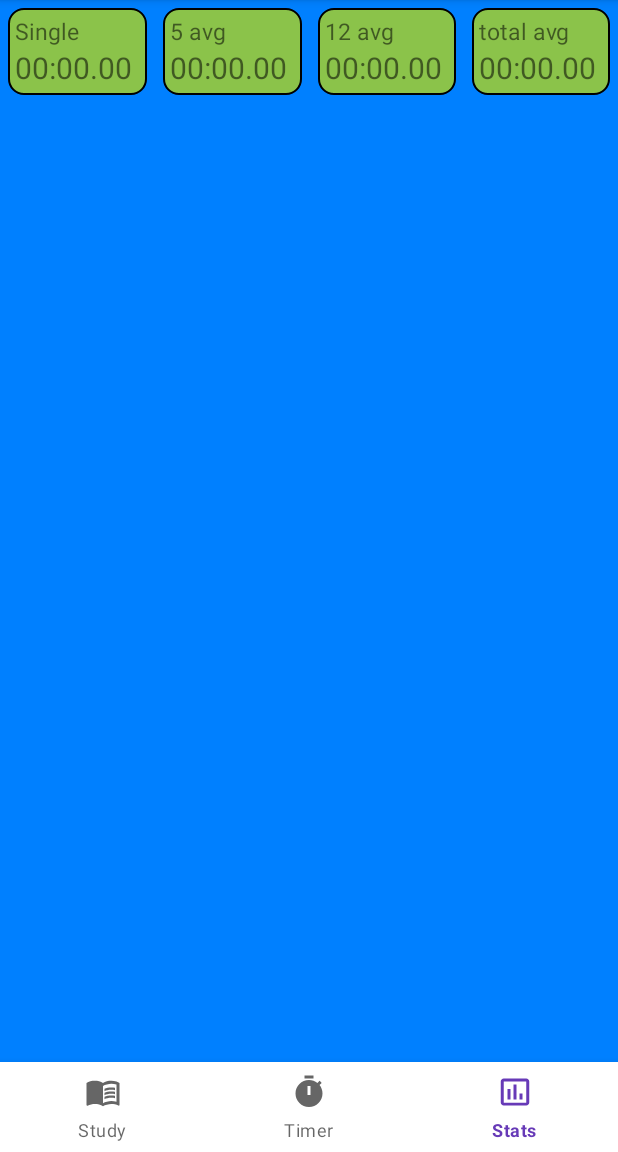
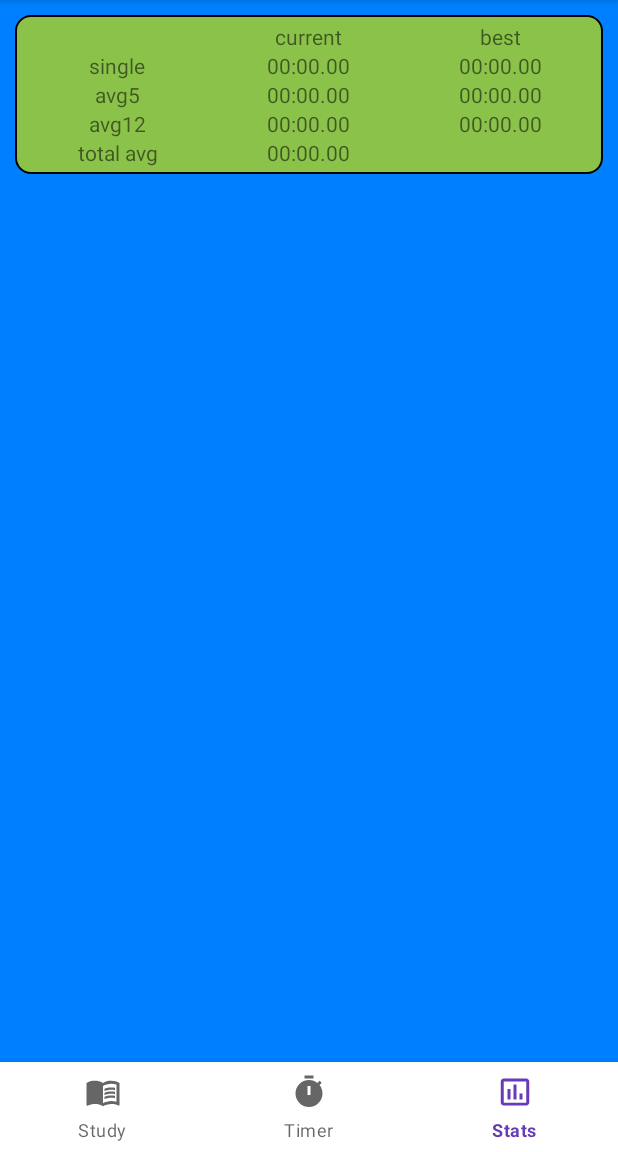
Before and after one commit to HarelPolak/BagrutProject, an Android app: the screen it shows after launch (MainActivity), item 3 of the bottom bar chosen, on a phone screen of 412 x 824 dp, the part 84-1236 px from its top. Run offline under Robolectric (Android 15) with nearby library versions, the phone set to English and light mode, and no system bars; 3 statements that could not run were skipped.

Commit message:
table kinda working

```diff
--- a/app/src/main/java/com/example/bagrutproject/Solve.java
+++ b/app/src/main/java/com/example/bagrutproject/Solve.java
@@ -88,7 +88,7 @@ public class Solve {
     }
 
     public long getPenaltyTime(){
-        if(penalty == 1)
+        if (penalty == 1)
             return time + 2000;
         return time;
     }
--- a/app/src/main/java/com/example/bagrutproject/SolveHelper.java
+++ b/app/src/main/java/com/example/bagrutproject/SolveHelper.java
@@ -22,16 +22,15 @@ public class SolveHelper extends SQLiteOpenHelper {
     public static final String COLUMN_SCRAMBLE = "scramble";
     public static final String COLUMN_COMMENT = "comment";
     public static final String COLUMN_DATE = "date";
-    public static final String COLUMN_PENALTY_TIME = "penaltyTime";
 
     String[] allColumns = {SolveHelper.COLUMN_ID, SolveHelper.COLUMN_TYPE, SolveHelper.COLUMN_PENALTY,
-            SolveHelper.COLUMN_TIME, SolveHelper.COLUMN_SCRAMBLE, SolveHelper.COLUMN_COMMENT, SolveHelper.COLUMN_DATE, SolveHelper.COLUMN_PENALTY_TIME};
+            SolveHelper.COLUMN_TIME, SolveHelper.COLUMN_SCRAMBLE, SolveHelper.COLUMN_COMMENT, SolveHelper.COLUMN_DATE};
 
     SQLiteDatabase database;
 
     private static final String CREATE_TABLE_SOLVE = "CREATE TABLE IF NOT EXISTS " +
             TABLE_SOLVE + "(" + COLUMN_ID + " INTEGER PRIMARY KEY AUTOINCREMENT," + COLUMN_TYPE + " INTEGER," + COLUMN_PENALTY + " INTEGER," + COLUMN_TIME + " REAL," + COLUMN_SCRAMBLE + " VARCHAR,"
-            + COLUMN_COMMENT + " VARCHAR," + COLUMN_DATE + " VARCHAR," + COLUMN_PENALTY_TIME + " INTEGER " + ");";
+            + COLUMN_COMMENT + " VARCHAR," + COLUMN_DATE + " VARCHAR," + ");";
 
 
     public SolveHelper(Context context) {
@@ -62,7 +61,6 @@ public class SolveHelper extends SQLiteOpenHelper {
         values.put(SolveHelper.COLUMN_SCRAMBLE, s.getScramble());
         values.put(SolveHelper.COLUMN_COMMENT, s.getComment());
         values.put(SolveHelper.COLUMN_DATE, s.getDate());
-        values.put(SolveHelper.COLUMN_PENALTY_TIME, s.getPenaltyTime());
 
         long insertId = database.insert(SolveHelper.TABLE_SOLVE, null, values);
         s.setSolveId(insertId);
@@ -82,7 +80,6 @@ public class SolveHelper extends SQLiteOpenHelper {
         values.put(SolveHelper.COLUMN_SCRAMBLE, s.getScramble());
         values.put(SolveHelper.COLUMN_COMMENT, s.getComment());
         values.put(SolveHelper.COLUMN_DATE, s.getDate());
-        values.put(SolveHelper.COLUMN_PENALTY_TIME, s.getPenaltyTime());
         return database.update(SolveHelper.TABLE_SOLVE, values, SolveHelper.COLUMN_ID + "=" + s.getSolveId(), null);
     }
 
@@ -128,41 +125,4 @@ public class SolveHelper extends SQLiteOpenHelper {
         }
         return solves;
     }
-
-
-
-    public Solve getBestSolve(int cubeType) {
-        String selection = SolveHelper.COLUMN_TYPE + " = " + cubeType + " AND " + SolveHelper.COLUMN_PENALTY + " != 2";
-        String orderBy = SolveHelper.COLUMN_PENALTY_TIME + " ASC";
-        Cursor cursor = database.query(SolveHelper.TABLE_SOLVE, allColumns, selection, null, null, null, orderBy);
-        if (cursor.getCount() > 0) {
-            cursor.moveToFirst();
-            long id = cursor.getLong(cursor.getColumnIndexOrThrow(SolveHelper.COLUMN_ID));
-            int type = cursor.getInt(cursor.getColumnIndexOrThrow(SolveHelper.COLUMN_TYPE));
-            int penalty = cursor.getInt(cursor.getColumnIndexOrThrow(SolveHelper.COLUMN_PENALTY));
-            long time = cursor.getLong(cursor.getColumnIndexOrThrow(SolveHelper.COLUMN_TIME));
-            String scramble = cursor.getString(cursor.getColumnIndexOrThrow(SolveHelper.COLUMN_SCRAMBLE));
-            String comment = cursor.getString(cursor.getColumnIndexOrThrow(SolveHelper.COLUMN_COMMENT));
-            String date = cursor.getString(cursor.getColumnIndexOrThrow(SolveHelper.COLUMN_DATE));
-            Solve bestSolve = new Solve(id, type, penalty, time, scramble, comment, date);
-            return bestSolve;
-        }
-        return null;
-    }
-
-    public long getTotalAvg(int cubeType) {
-        String selection = SolveHelper.COLUMN_TYPE + " = " + cubeType + " AND " + SolveHelper.COLUMN_PENALTY + " != 2";
-        Cursor cursor = database.query(SolveHelper.TABLE_SOLVE, allColumns, selection, null, null, null, null);
-        long sum = 0;
-        int count = cursor.getCount();
-        if (count == 0)
-            return -1;
-        cursor.moveToFirst();
-        while (!cursor.isLast()) {
-            sum += cursor.getLong(cursor.getColumnIndexOrThrow(SolveHelper.COLUMN_PENALTY_TIME));
-            cursor.moveToNext();
-        }
-        sum += cursor.getLong(cursor.getColumnIndexOrThrow(SolveHelper.COLUMN_PENALTY_TIME));
-        return sum/count;
-    }
 }
--- a/app/src/main/java/com/example/bagrutproject/StatsFragment.java
+++ b/app/src/main/java/com/example/bagrutproject/StatsFragment.java
@@ -38,10 +38,10 @@ public class StatsFragment extends Fragment implements OnItemClickListener, OnIt
         View view = inflater.inflate(R.layout.fragment_stats, container, false);
         sh = new SolveHelper(getContext());
         sh.open();
-        bestSingle = sh.getBestSolve(MainActivity.cubeType);
-        totalAvg = sh.getTotalAvg(MainActivity.cubeType);
         solves = sh.getAllSolvesByType(MainActivity.cubeType);
         sh.close();
+        bestSingle = UtilActivity.getBestSolve(solves);
+        totalAvg = UtilActivity.getTotalAverage(solves);
 
         RecyclerView solveRecyclerView = view.findViewById(R.id.solveRecyclerView);
         solveRecyclerView.setLayoutManager(new LinearLayoutManager(getContext()));
@@ -84,10 +84,10 @@ public class StatsFragment extends Fragment implements OnItemClickListener, OnIt
 
     public void updateData(){
         sh.open();
-        bestSingle = sh.getBestSolve(MainActivity.cubeType);
-        totalAvg = sh.getTotalAvg(MainActivity.cubeType);
         solves = sh.getAllSolvesByType(MainActivity.cubeType);
         sh.close();
+        bestSingle = UtilActivity.getBestSolve(solves);
+        totalAvg = UtilActivity.getTotalAverage(solves);
         adapter.updateData(solves);
         if(bestSingle!=null)
             tvBestSingle.setText(bestSingle.getDisplayPenaltyText());
--- a/app/src/main/java/com/example/bagrutproject/UtilActivity.java
+++ b/app/src/main/java/com/example/bagrutproject/UtilActivity.java
@@ -3,6 +3,7 @@ package com.example.bagrutproject;
 import java.text.SimpleDateFormat;
 import java.util.Calendar;
 import java.util.Date;
+import java.util.List;
 
 public class UtilActivity {
 
@@ -22,4 +23,40 @@ public class UtilActivity {
         String formattedDate = formatter.format(date);
         return formattedDate;
     }
+
+    public static Solve getBestSolve(List<Solve> solves){
+        Solve best = null, s;
+        long min = Integer.MAX_VALUE;
+        for(int i=0; i<solves.size(); i++){
+            s = solves.get(i);
+            if(s.getPenalty() != 2){
+                if(s.getPenaltyTime() < min){
+                    min = s.getPenaltyTime();
+                    best = s;
+                }
+            }
+        }
+        return best;
+    }
+
+    public static long getTotalAverage(List<Solve> solves){
+        Solve s;
+        int count = 0;
+        long sum = 0;
+        for(int i=0; i<solves.size(); i++){
+            s = solves.get(i);
+            if(s.getPenalty() != 2){
+                count++;
+                sum += s.getPenaltyTime();
+            }
+        }
+        if(count == 0)
+            return -1;
+        return sum/count;
+    }
+
+//    public static long getBest5Avg(List<Solve> solves){
+//        Solve s;
+//
+//    }
 }
--- a/app/src/main/res/layout/fragment_stats.xml
+++ b/app/src/main/res/layout/fragment_stats.xml
@@ -9,100 +9,145 @@
     tools:context=".StatsFragment"
     android:orientation="vertical">
 
-    <LinearLayout
+    <TableLayout
+        android:id="@+id/table_layout"
         android:layout_width="match_parent"
         android:layout_height="wrap_content"
-        android:orientation="horizontal">
+        android:layout_margin="10dp"
+        android:background="@drawable/curved_border">
 
-        <LinearLayout
-            android:layout_width="match_parent"
-            android:layout_height="match_parent"
-            android:layout_weight="1"
-            android:orientation="vertical"
-            android:background="@drawable/curved_border"
-            android:layout_margin="5dp">
+        <TableRow
+            android:layout_width="match_parent">
 
             <TextView
-                android:layout_width="match_parent"
+                android:layout_width="0dp"
                 android:layout_height="wrap_content"
-                android:text="Single"
-                android:textSize="15dp"/>
+                android:layout_weight="1"
+                android:text=""
+                android:gravity="center" />
+
+            <TextView
+                android:layout_width="0dp"
+                android:layout_height="wrap_content"
+                android:layout_weight="1"
+                android:text="current"
+                android:gravity="center" />
+
+            <TextView
+                android:layout_width="0dp"
+                android:layout_height="wrap_content"
+                android:layout_weight="1"
+                android:text="best"
+                android:gravity="center" />
+        </TableRow>
+
+        <TableRow
+            android:layout_width="match_parent">
+
+            <TextView
+                android:layout_width="0dp"
+                android:layout_height="wrap_content"
+                android:layout_weight="1"
+                android:text="single"
+                android:gravity="center" />
+
+            <TextView
+                android:id="@+id/tvCurrentSingle"
+                android:layout_width="0dp"
+                android:layout_height="wrap_content"
+                android:layout_weight="1"
+                android:text="00:00.00"
+                android:gravity="center" />
 
             <TextView
                 android:id="@+id/tvBestSingle"
-                android:layout_width="match_parent"
-                android:layout_height="match_parent"
+                android:layout_width="0dp"
+                android:layout_height="wrap_content"
+                android:layout_weight="1"
                 android:text="00:00.00"
-                android:textSize="20dp"/>
-        </LinearLayout>
+                android:gravity="center" />
+        </TableRow>
 
-        <LinearLayout
-            android:layout_width="match_parent"
-            android:layout_height="match_parent"
-            android:layout_weight="1"
-            android:orientation="vertical"
-            android:background="@drawable/curved_border"
-            android:layout_margin="5dp">
+        <TableRow
+            android:layout_width="match_parent">
 
             <TextView
-                android:layout_width="match_parent"
+                android:layout_width="0dp"
                 android:layout_height="wrap_content"
-                android:text="5 avg"
-                android:textSize="15dp"/>
+                android:layout_weight="1"
+                android:text="avg5"
+                android:gravity="center" />
+
+            <TextView
+                android:id="@+id/tvCurrentAvg5"
+                android:layout_width="0dp"
+                android:layout_height="wrap_content"
+                android:layout_weight="1"
+                android:text="00:00.00"
+                android:gravity="center" />
 
             <TextView
                 android:id="@+id/tvBestAvg5"
-                android:layout_width="match_parent"
-                android:layout_height="match_parent"
+                android:layout_width="0dp"
+                android:layout_height="wrap_content"
+                android:layout_weight="1"
                 android:text="00:00.00"
-                android:textSize="20dp"/>
-        </LinearLayout>
+                android:gravity="center" />
+        </TableRow>
 
-        <LinearLayout
-            android:layout_width="match_parent"
-            android:layout_height="match_parent"
-            android:layout_weight="1"
-            android:orientation="vertical"
-            android:background="@drawable/curved_border"
-            android:layout_margin="5dp">
+        <TableRow
+            android:layout_width="match_parent">
 
             <TextView
-                android:layout_width="match_parent"
+                android:layout_width="0dp"
                 android:layout_height="wrap_content"
-                android:text="12 avg"
-                android:textSize="15dp"/>
+                android:layout_weight="1"
+                android:text="avg12"
+                android:gravity="center" />
+
+            <TextView
+                android:id="@+id/tvCurrentAvg12"
+                android:layout_width="0dp"
+                android:layout_height="wrap_content"
+                android:layout_weight="1"
+                android:text="00:00.00"
+                android:gravity="center" />
 
             <TextView
                 android:id="@+id/tvBestAvg12"
-                android:layout_width="match_parent"
-                android:layout_height="match_parent"
+                android:layout_width="0dp"
+                android:layout_height="wrap_content"
+                android:layout_weight="1"
                 android:text="00:00.00"
-                android:textSize="20dp"/>
-        </LinearLayout>
+                android:gravity="center" />
+        </TableRow>
 
-        <LinearLayout
-            android:layout_width="match_parent"
-            android:layout_height="match_parent"
-            android:layout_weight="1"
-            android:orientation="vertical"
-            android:background="@drawable/curved_border"
-            android:layout_margin="5dp">
+        <TableRow
+            android:layout_width="match_parent">
 
             <TextView
-                android:layout_width="match_parent"
+                android:layout_width="0dp"
                 android:layout_height="wrap_content"
+                android:layout_weight="1"
                 android:text="total avg"
-                android:textSize="15dp"/>
+                android:gravity="center" />
 
             <TextView
                 android:id="@+id/tvTotalAvg"
-                android:layout_width="match_parent"
-                android:layout_height="match_parent"
+                android:layout_width="0dp"
+                android:layout_height="wrap_content"
+                android:layout_weight="1"
                 android:text="00:00.00"
-                android:textSize="20dp"/>
-        </LinearLayout>
+                android:gravity="center" />
 
-    </LinearLayout>
+            <TextView
+                android:layout_width="0dp"
+                android:layout_height="wrap_content"
+                android:layout_weight="1"
+                android:text=""
+                android:gravity="center" />
+        </TableRow>
+    </TableLayout>
 
     <androidx.recyclerview.widget.RecyclerView
         android:id="@+id/solveRecyclerView"
```
